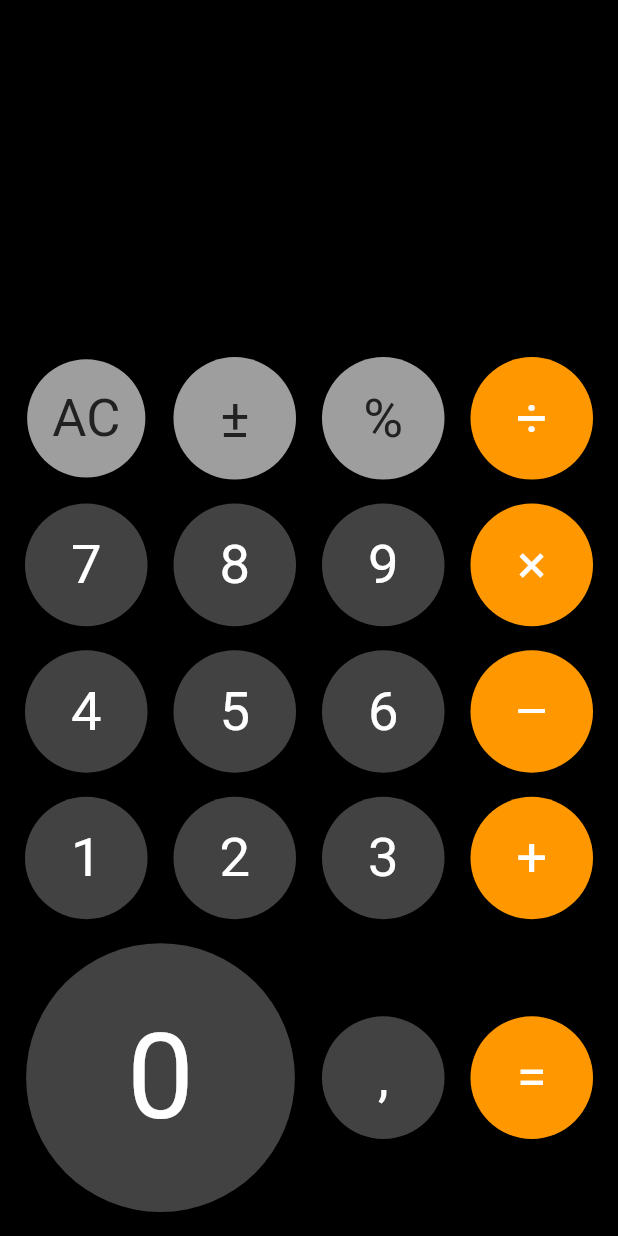
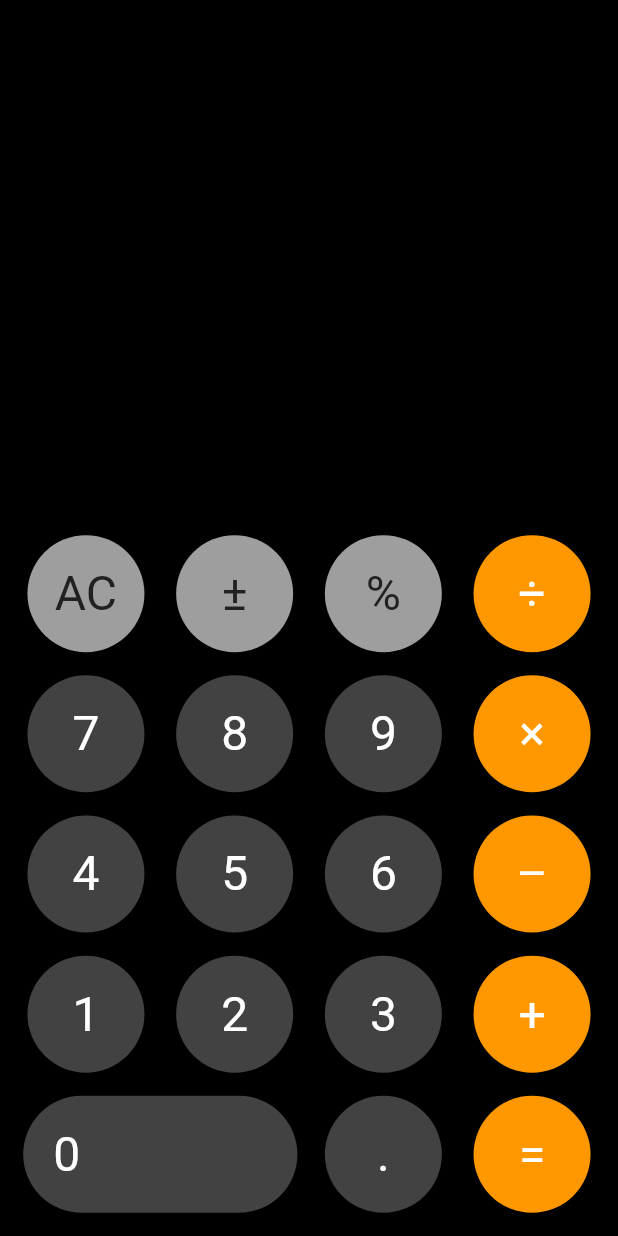
Before and after one commit to sohaibbg/hw2, a Flutter app: the screen it shows after launch, on a phone screen of 412 x 824 dp. Run offline on Flutter 3.47's test engine with Material 2 defaults, Android fonts, the phone set to English and light mode, and no system bars.

Commit message:
made design functional

```diff
--- a/lib/main.dart
+++ b/lib/main.dart
@@ -8,10 +8,8 @@ void main() {
 class MyApp extends StatelessWidget {
   const MyApp({super.key});
 
-  // This widget is the root of your application.
   @override
-  Widget build(BuildContext context) {
-    return MaterialApp(
+  Widget build(BuildContext context) => MaterialApp(
         title: 'Calculator',
         themeMode: ThemeMode.dark,
         darkTheme: ThemeData.dark().copyWith(
@@ -23,4 +21,3 @@ class MyApp extends StatelessWidget {
         home: const Home(),
       );
 }
-}
--- a/lib/screens/home.dart
+++ b/lib/screens/home.dart
@@ -3,30 +3,29 @@ import 'package:hw2/widgets/button.dart';
 
 class Home extends StatelessWidget {
   const Home({super.key});
-  static const double kButtonMargin = 16;
   @override
-  Widget build(BuildContext context) => Scaffold(
+  Widget build(BuildContext context) {
+    final double width = MediaQuery.of(context).size.width;
+    final double buttonDimension = width / 4;
+    final double buttonHeight = buttonDimension * 0.85;
+    final double interButtonDistance = buttonDimension * 0.15;
+    return Scaffold(
       body: Align(
         alignment: Alignment.bottomRight,
         child: Column(
           mainAxisAlignment: MainAxisAlignment.end,
           children: [
             Padding(
-                padding: const EdgeInsets.only(
-                  top: kButtonMargin,
-                  left: kButtonMargin,
-                ),
+              padding: EdgeInsets.all(interButtonDistance / 2),
               child: Column(
                 children: [
                   // ac, +-, %, /
-                    Padding(
-                      padding: const EdgeInsets.only(bottom: kButtonMargin),
-                      child: Row(
-                        children: const [
+                  Row(
+                    children: [
                       Expanded(
                         child: Padding(
-                              padding: EdgeInsets.only(right: kButtonMargin),
-                              child: Button(
+                          padding: EdgeInsets.all(interButtonDistance / 2),
+                          child: const Button(
                             text: 'AC',
                             bgColor: Colors.grey,
                             fgColor: Color(0xff212121),
@@ -35,8 +34,8 @@ class Home extends StatelessWidget {
                       ),
                       Expanded(
                         child: Padding(
-                              padding: EdgeInsets.only(right: kButtonMargin),
-                              child: Button(
+                          padding: EdgeInsets.all(interButtonDistance / 2),
+                          child: const Button(
                             text: '±',
                             bgColor: Colors.grey,
                             fgColor: Color(0xff212121),
@@ -45,8 +44,8 @@ class Home extends StatelessWidget {
                       ),
                       Expanded(
                         child: Padding(
-                              padding: EdgeInsets.only(right: kButtonMargin),
-                              child: Button(
+                          padding: EdgeInsets.all(interButtonDistance / 2),
+                          child: const Button(
                             text: '%',
                             bgColor: Colors.grey,
                             fgColor: Color(0xff212121),
@@ -55,135 +54,130 @@ class Home extends StatelessWidget {
                       ),
                       Expanded(
                         child: Padding(
-                              padding: EdgeInsets.only(right: kButtonMargin),
-                              child: Button(text: '÷', bgColor: Colors.orange),
+                          padding: EdgeInsets.all(interButtonDistance / 2),
+                          child:
+                              const Button(text: '÷', bgColor: Colors.orange),
                         ),
                       ),
                     ],
                   ),
-                    ),
                   // 7, 8, 9, ×
-                    Padding(
-                      padding: const EdgeInsets.only(bottom: kButtonMargin),
-                      child: Row(
-                        children: const [
+                  Row(
+                    children: [
                       Expanded(
                         child: Padding(
-                              padding: EdgeInsets.only(right: kButtonMargin),
-                              child: Button(text: '7'),
+                          padding: EdgeInsets.all(interButtonDistance / 2),
+                          child: const Button(text: '7'),
                         ),
                       ),
                       Expanded(
                         child: Padding(
-                              padding: EdgeInsets.only(right: kButtonMargin),
-                              child: Button(text: '8'),
+                          padding: EdgeInsets.all(interButtonDistance / 2),
+                          child: const Button(text: '8'),
                         ),
                       ),
                       Expanded(
                         child: Padding(
-                              padding: EdgeInsets.only(right: kButtonMargin),
-                              child: Button(text: '9'),
+                          padding: EdgeInsets.all(interButtonDistance / 2),
+                          child: const Button(text: '9'),
                         ),
                       ),
                       Expanded(
                         child: Padding(
-                              padding: EdgeInsets.only(right: kButtonMargin),
-                              child: Button(text: '×', bgColor: Colors.orange),
+                          padding: EdgeInsets.all(interButtonDistance / 2),
+                          child:
+                              const Button(text: '×', bgColor: Colors.orange),
                         ),
                       ),
                     ],
                   ),
-                    ),
                   // 4, 5, 6, –
-                    Padding(
-                      padding: const EdgeInsets.only(bottom: kButtonMargin),
-                      child: Row(
-                        children: const [
+                  Row(
+                    children: [
                       Expanded(
                         child: Padding(
-                              padding: EdgeInsets.only(right: kButtonMargin),
-                              child: Button(text: '4'),
+                          padding: EdgeInsets.all(interButtonDistance / 2),
+                          child: const Button(text: '4'),
                         ),
                       ),
                       Expanded(
                         child: Padding(
-                              padding: EdgeInsets.only(right: kButtonMargin),
-                              child: Button(text: '5'),
+                          padding: EdgeInsets.all(interButtonDistance / 2),
+                          child: const Button(text: '5'),
                         ),
                       ),
                       Expanded(
                         child: Padding(
-                              padding: EdgeInsets.only(right: kButtonMargin),
-                              child: Button(text: '6'),
+                          padding: EdgeInsets.all(interButtonDistance / 2),
+                          child: const Button(text: '6'),
                         ),
                       ),
                       Expanded(
                         child: Padding(
-                              padding: EdgeInsets.only(right: kButtonMargin),
-                              child: Button(text: '–', bgColor: Colors.orange),
+                          padding: EdgeInsets.all(interButtonDistance / 2),
+                          child:
+                              const Button(text: '–', bgColor: Colors.orange),
                         ),
                       ),
                     ],
                   ),
-                    ),
                   // 1, 2, 3, +
-                    Padding(
-                      padding: const EdgeInsets.only(bottom: kButtonMargin),
-                      child: Row(
-                        children: const [
+                  Row(
+                    children: [
                       Expanded(
                         child: Padding(
-                              padding: EdgeInsets.only(right: kButtonMargin),
-                              child: Button(text: '1'),
+                          padding: EdgeInsets.all(interButtonDistance / 2),
+                          child: const Button(text: '1'),
                         ),
                       ),
                       Expanded(
                         child: Padding(
-                              padding: EdgeInsets.only(right: kButtonMargin),
-                              child: Button(text: '2'),
+                          padding: EdgeInsets.all(interButtonDistance / 2),
+                          child: const Button(text: '2'),
                         ),
                       ),
                       Expanded(
                         child: Padding(
-                              padding: EdgeInsets.only(right: kButtonMargin),
-                              child: Button(text: '3'),
+                          padding: EdgeInsets.all(interButtonDistance / 2),
+                          child: const Button(text: '3'),
                         ),
                       ),
                       Expanded(
                         child: Padding(
-                              padding: EdgeInsets.only(right: kButtonMargin),
-                              child: Button(text: '+', bgColor: Colors.orange),
+                          padding: EdgeInsets.all(interButtonDistance / 2),
+                          child:
+                              const Button(text: '+', bgColor: Colors.orange),
                         ),
                       ),
                     ],
                   ),
-                    ),
                   // 0, \, , =
-                    Padding(
-                      padding: const EdgeInsets.only(bottom: kButtonMargin),
-                      child: Row(
-                        children: const [
+                  Row(
+                    children: [
                       Expanded(
                         flex: 2,
                         child: Padding(
-                              padding: EdgeInsets.only(right: kButtonMargin),
-                              child: Button(text: '0', isWide: true),
+                          padding: EdgeInsets.all(interButtonDistance / 2),
+                          child: const Button(
+                            text: '0',
+                            alignment: Alignment.centerLeft,
+                          ),
                         ),
                       ),
                       Expanded(
                         child: Padding(
-                              padding: EdgeInsets.only(right: kButtonMargin),
-                              child: Button(text: ','),
+                          padding: EdgeInsets.all(interButtonDistance / 2),
+                          child: const Button(text: '.'),
                         ),
                       ),
                       Expanded(
                         child: Padding(
-                              padding: EdgeInsets.only(right: kButtonMargin),
-                              child: Button(text: '=', bgColor: Colors.orange),
+                          padding: EdgeInsets.all(interButtonDistance / 2),
+                          child:
+                              const Button(text: '=', bgColor: Colors.orange),
                         ),
                       ),
                     ],
-                      ),
                   ),
                 ],
               ),
@@ -193,3 +187,4 @@ class Home extends StatelessWidget {
       ),
     );
   }
+}
--- a/lib/widgets/button.dart
+++ b/lib/widgets/button.dart
@@ -4,28 +4,30 @@ class Button extends StatelessWidget {
   const Button({
     super.key,
     required this.text,
-    this.isWide = false,
+    this.size,
+    this.alignment,
     this.bgColor = const Color(0xff424242),
     this.fgColor = Colors.white,
   });
-  final bool isWide;
+  final Size? size;
+  final AlignmentGeometry? alignment;
   final Color bgColor;
   final String text;
   final Color fgColor;
   @override
-  Widget build(BuildContext context) => FittedBox(
-        fit: BoxFit.contain,
-        child: ElevatedButton(
+  Widget build(BuildContext context) => ElevatedButton(
         style: ButtonStyle(
-            textStyle: const MaterialStatePropertyAll(TextStyle(fontSize: 28)),
-            padding: const MaterialStatePropertyAll(EdgeInsets.all(15)),
-            shape: const MaterialStatePropertyAll(CircleBorder()),
+          shape: alignment != null
+              ? const MaterialStatePropertyAll(StadiumBorder())
+              : const MaterialStatePropertyAll(CircleBorder()),
+          alignment: alignment,
+          textStyle: const MaterialStatePropertyAll(TextStyle(fontSize: 32)),
+          padding: const MaterialStatePropertyAll(EdgeInsets.all(20)),
           backgroundColor: MaterialStatePropertyAll(bgColor),
           foregroundColor: MaterialStatePropertyAll(fgColor),
           elevation: const MaterialStatePropertyAll(0),
         ),
         onPressed: () {},
         child: Text(text),
-        ),
       );
 }
```
Also changed, not shown: lib/providers/result_provider.dart (added, +53 -0 lines), 62 other files. Lines whose indentation alone changed are shown as unchanged.
